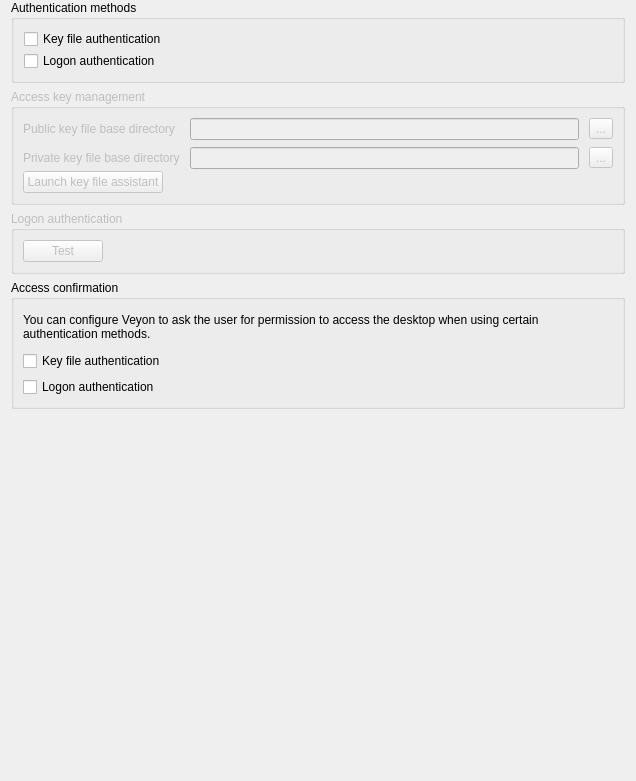
This is configurator/forms/AuthenticationConfigurationPage.ui in veyon/veyon as Qt 5 draws it before an edit. The edited form follows.
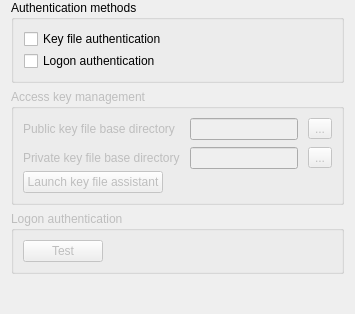
This is the edited form. Icons and pictures are not drawn.

Commit message: Configurator: AuthenticationConfigurationPage: remove obsolete settings

```diff
--- a/configurator/forms/AuthenticationConfigurationPage.ui
+++ b/configurator/forms/AuthenticationConfigurationPage.ui
@@ -2,14 +2,6 @@
 <ui version="4.0">
  <class>AuthenticationConfigurationPage</class>
  <widget class="QWidget" name="AuthenticationConfigurationPage">
-  <property name="geometry">
-   <rect>
-    <x>0</x>
-    <y>0</y>
-    <width>636</width>
-    <height>781</height>
-   </rect>
-  </property>
   <property name="windowTitle">
    <string notr="true">Form</string>
   </property>
@@ -195,45 +187,6 @@
      </layout>
     </widget>
    </item>
-   <item>
-    <widget class="QGroupBox" name="groupBox_4">
-     <property name="title">
-      <string>Access confirmation</string>
-     </property>
-     <layout class="QVBoxLayout" name="verticalLayout_4">
-      <item>
-       <widget class="QLabel" name="label_3">
-        <property name="minimumSize">
-         <size>
-          <width>0</width>
-          <height>36</height>
-         </size>
-        </property>
-        <property name="text">
-         <string>You can configure Veyon to ask the user for permission to access the desktop when using certain authentication methods.</string>
-        </property>
-        <property name="wordWrap">
-         <bool>true</bool>
-        </property>
-       </widget>
-      </item>
-      <item>
-       <widget class="QCheckBox" name="isPermissionRequiredWithKeyAuthentication">
-        <property name="text">
-         <string>Key file authentication</string>
-        </property>
-       </widget>
-      </item>
-      <item>
-       <widget class="QCheckBox" name="isPermissionRequiredWithLogonAuthentication">
-        <property name="text">
-         <string>Logon authentication</string>
-        </property>
-       </widget>
-      </item>
-     </layout>
-    </widget>
-   </item>
    <item>
     <spacer name="verticalSpacer">
      <property name="orientation">
```
Left out of the diff: 2 changed lines with no effect on the pictures.
